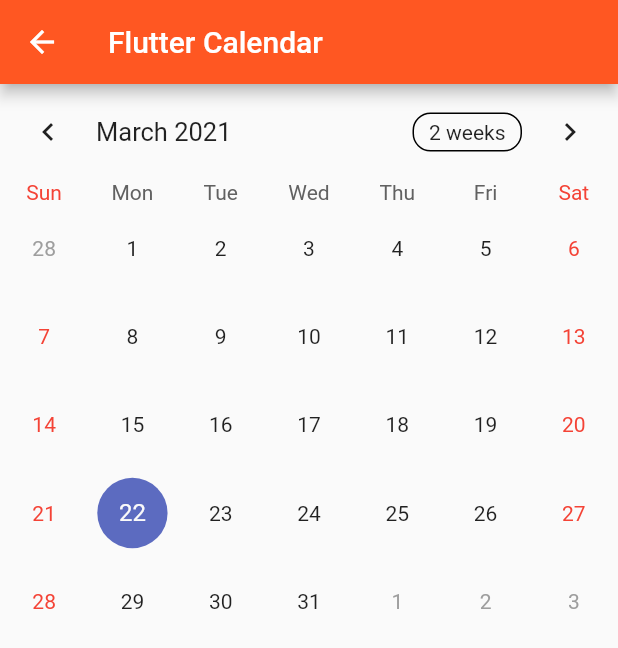
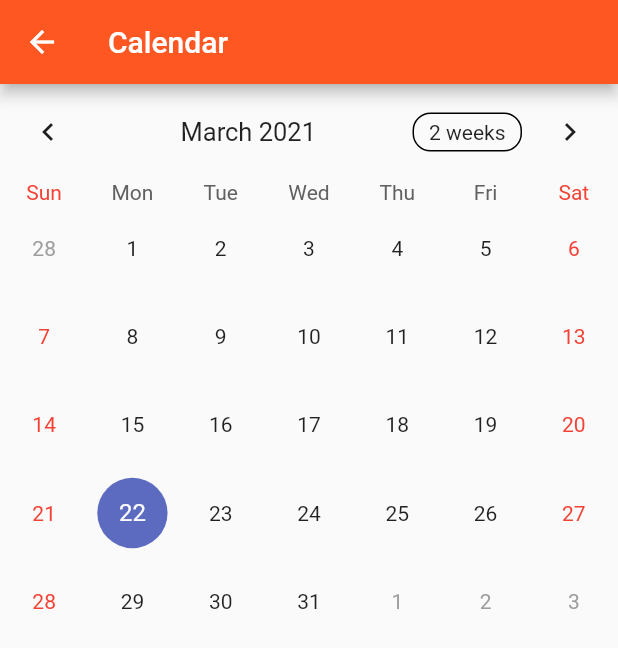
Before and after one commit to Nick-Student/StudyAbroad, a Flutter app: the Scheduler screen opened by its route, on a phone screen of 412 x 824 dp. Shown: the top 648 px of the screen. Run offline on Flutter 3.47's test engine with Material 2 defaults, Android fonts, the phone set to English and light mode, and no system bars; drawn by our look-alikes of table_calendar; our stand-ins replace google_maps_flutter; missing offline and left inert: advance_pdf_viewer; network calls fail; statements that could not run were skipped.

Commit message:
Update schedule.dart

```diff
--- a/lib/screens/schedule.dart
+++ b/lib/screens/schedule.dart
@@ -1,28 +1,41 @@
 // Scheduler
 import 'package:flutter/material.dart';
 import 'package:table_calendar/table_calendar.dart';
+
+
 
 class Scheduler extends StatefulWidget {
   @override
   _SchedulerState createState() => _SchedulerState();
 }
-
+//Connecting screen to scheduler button
 class _SchedulerState extends State<Scheduler> {
+  //Map<DateTime, List> _events;
   CalendarController _controller;
   @override
   void initState() {
     super.initState();
     _controller = CalendarController();
+    //_events = {};
   }
-  @override
+  @override //Creation of calendar
   Widget build(BuildContext context){
     return Scaffold(
       appBar: AppBar(
-        title: Text('Flutter Calendar'),
+        title: Text('Calendar'),
       ),
-      body: Stack(children: <Widget>[
-        TableCalendar(calendarController: _controller)
-        ],
+      body: SingleChildScrollView(
+        child: Column(
+          crossAxisAlignment: CrossAxisAlignment.start,
+          children: <Widget>[
+            TableCalendar(
+              events: _events,
+              headerStyle: HeaderStyle(
+                centerHeaderTitle: true, //Centering the calendar title
+              ),
+              calendarController: _controller,)
+          ]
+        )
       ),
     );
   }
```
